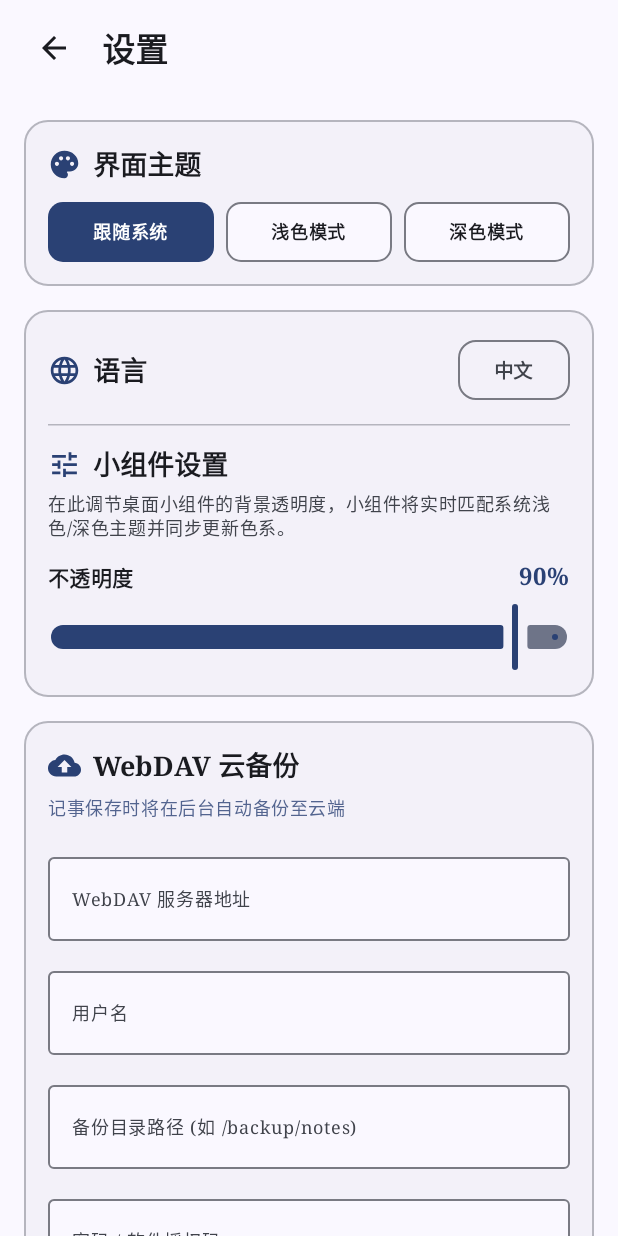
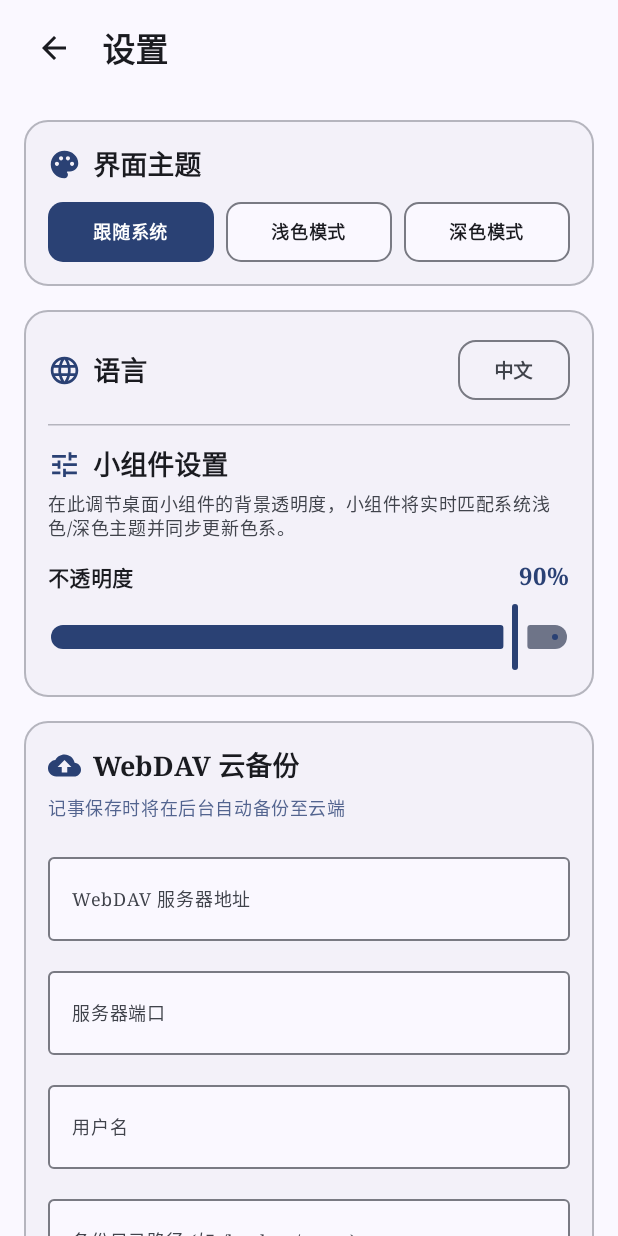
Before and after one commit to Xiphoray/XiNote, an Android app built with Jetpack Compose: the screen it shows after launch (MainActivity), after a tap on "设置", on a phone screen of 412 x 824 dp. Run offline under Robolectric (Android 15) with nearby library versions, the light colour scheme and no system bars; our stand-ins replace Room's generated code; 1 statement that could not run was skipped.

Commit message:
feat: add WebDAV port support and UI improvements
- Add port configuration for WebDAV connections.
- Simplify main screen grid layout options.
- Add success feedback for auto-topic assignment.
- Update localization for new settings fields.

```diff
--- a/app/src/main/java/com/example/ui/Localization.kt
+++ b/app/src/main/java/com/example/ui/Localization.kt
@@ -67,6 +67,7 @@
             "settings" to "设置",
             "webdav_settings" to "WebDAV 云备份",
             "webdav_url" to "WebDAV 服务器地址",
+            "webdav_port" to "服务器端口",
             "webdav_username" to "用户名",
             "webdav_password" to "密码 / 软件授权码",
             "webdav_path" to "备份目录路径 (如 /backup/notes)",
@@ -141,6 +142,7 @@
             "settings" to "Settings",
             "webdav_settings" to "WebDAV Cloud Backup",
             "webdav_url" to "WebDAV Server URL",
+            "webdav_port" to "Server Port",
             "webdav_username" to "Username",
             "webdav_password" to "Password / App Password",
             "webdav_path" to "Backup Path (e.g. /backup/notes)",
--- a/app/src/main/java/com/example/ui/NoteViewModel.kt
+++ b/app/src/main/java/com/example/ui/NoteViewModel.kt
@@ -98,14 +98,17 @@
     fun autoAssignTopic(context: Context) {
         viewModelScope.launch {
             val notes = repository.getLatestNotes(1000)
+            var count = 0
             notes.forEach { note ->
                 if (note.topic == "默认" || note.topic.isBlank()) {
                     val assignedTopic = getAutoTopic(note.title, note.content)
                     if (assignedTopic != "默认") {
                         repository.insert(note.copy(topic = assignedTopic))
+                        count++
                     }
                 }
             }
+            android.widget.Toast.makeText(context, "一键智能分配主题完成 (更新了 $count 条记事)", android.widget.Toast.LENGTH_SHORT).show()
         }
     }
 
--- a/app/src/main/java/com/example/ui/SettingsScreen.kt
+++ b/app/src/main/java/com/example/ui/SettingsScreen.kt
@@ -89,6 +89,7 @@
 
     val webDavConfig = remember { viewModel.getWebDavConfig() }
     var url by remember { mutableStateOf(webDavConfig.url) }
+    var port by remember { mutableStateOf(webDavConfig.port) }
     var username by remember { mutableStateOf(webDavConfig.username) }
     var password by remember { mutableStateOf(webDavConfig.password) }
     var path by remember { mutableStateOf(webDavConfig.path) }
@@ -102,6 +103,7 @@
         viewModel.saveWebDavConfig(
             WebDavConfig(
                 url = url.trim(),
+                port = port.trim(),
                 username = username.trim(),
                 password = password,
                 path = path.trim()
@@ -417,6 +419,28 @@
 
                     Spacer(modifier = Modifier.height(12.dp))
 
+                    // WebDAV Port Input
+                    OutlinedTextField(
+                        value = port,
+                        onValueChange = {
+                            port = it
+                            saveConfig()
+                        },
+                        label = { Text(Localization.getString("webdav_port", currentLanguage), fontSize = 12.sp) },
+                        placeholder = { Text("例如：8080 (选填)", fontSize = 12.sp) },
+                        modifier = Modifier.fillMaxWidth(),
+                        singleLine = true,
+                        keyboardOptions = KeyboardOptions(keyboardType = KeyboardType.Number),
+                        colors = OutlinedTextFieldDefaults.colors(
+                            focusedBorderColor = MaterialTheme.colorScheme.primary,
+                            unfocusedBorderColor = MaterialTheme.colorScheme.outlineVariant,
+                            focusedContainerColor = MaterialTheme.colorScheme.surface,
+                            unfocusedContainerColor = MaterialTheme.colorScheme.surface
+                        )
+                    )
+
+                    Spacer(modifier = Modifier.height(12.dp))
+
                     // WebDAV Username
                     OutlinedTextField(
                         value = username,
--- a/app/src/main/java/com/example/widget/NoteWidgetService.kt
+++ b/app/src/main/java/com/example/widget/NoteWidgetService.kt
@@ -101,8 +101,8 @@
             .replace(Regex("(?m)^-\\\\s+"), "")
             .replace(Regex("(?m)^\\\\*\\\\s+"), "")
             .trim()
-        if (clean.length > 80) {
-            clean = clean.substring(0, 77) + "..."
+        if (clean.length > 250) {
+            clean = clean.substring(0, 247) + "..."
         }
         return clean.ifBlank { "无具体内容" }
     }
--- a/app/src/main/res/layout/note_widget_layout.xml
+++ b/app/src/main/res/layout/note_widget_layout.xml
@@ -31,9 +31,9 @@
                 android:layout_weight="1"
                 android:text="XiNote"
                 android:textColor="#1F1B1A"
-                android:textSize="16sp"
+                android:textSize="18sp"
                 android:textStyle="bold"
-                android:fontFamily="serif"
+                android:fontFamily="sans-serif-black"
                 android:letterSpacing="0.02" />
 
             <ImageView
--- a/app/src/main/res/layout/widget_list_item.xml
+++ b/app/src/main/res/layout/widget_list_item.xml
@@ -43,7 +43,7 @@
             android:layout_height="wrap_content"
             android:layout_marginTop="2dp"
             android:ellipsize="end"
-            android:maxLines="1"
+            android:maxLines="4"
             android:textColor="#4E4442"
             android:textSize="12sp"
             android:fontFamily="serif" />
```
Also changed, not shown: app/src/main/java/com/example/data/WebDavBackupManager.kt (+12 -0 lines), app/src/main/java/com/example/ui/MainScreen.kt (+25 -20 lines), app/src/main/java/com/example/widget/NoteAppWidgetProvider.kt (+14 -2 lines).
